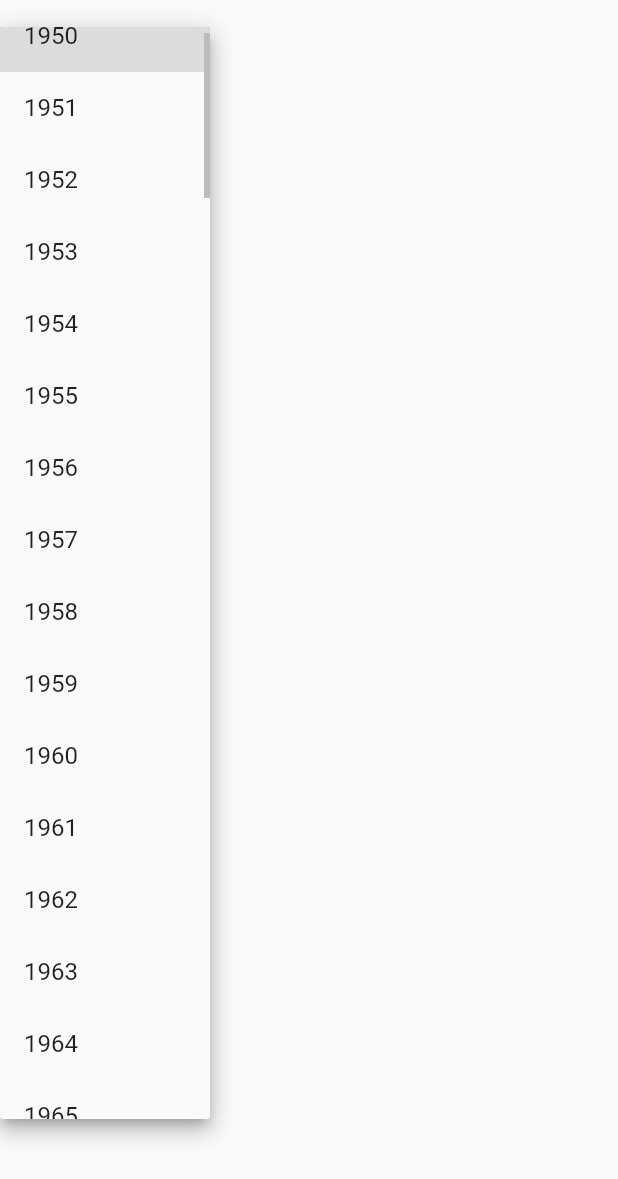
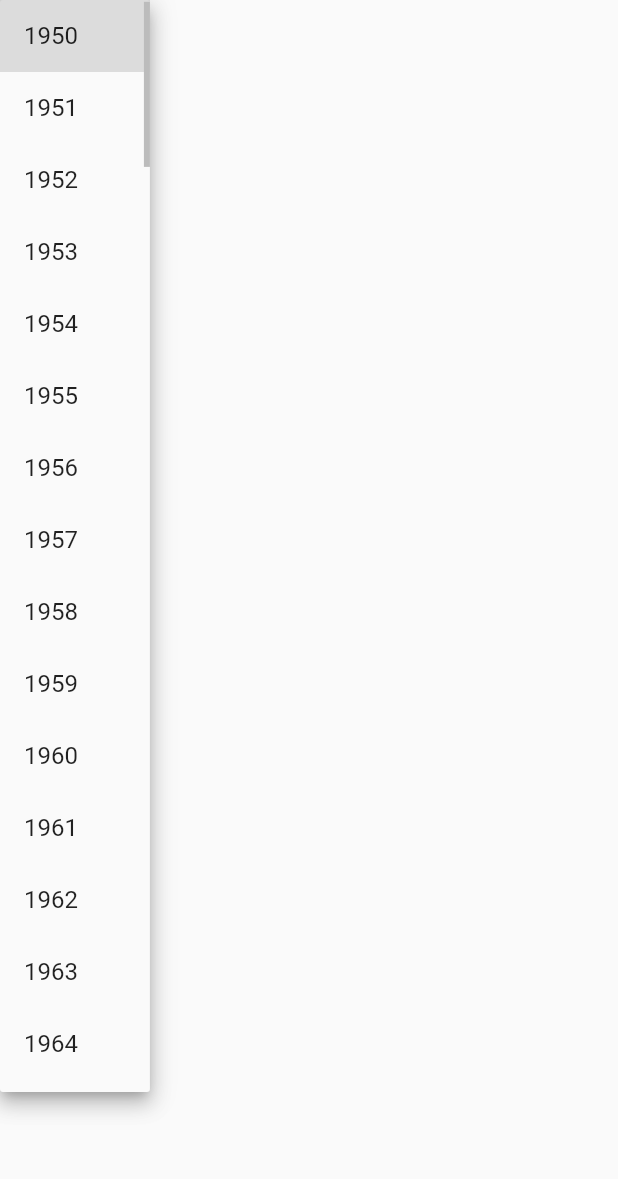
Before and after one commit to kritikarai1910/numero, a Flutter app: the GridButtons screen opened directly, after a tap on an icon or button, on a phone screen of 412 x 824 dp. Shown: the top 1179 px of the screen. Run offline on Flutter 3.47's test engine with Material 2 defaults, Android fonts, the phone set to English and light mode, and no system bars; our stand-ins replace datetime_picker_formfield; missing offline and left inert: dart:html.

Commit message:
Refactor year dropdown

```diff
--- a/lib/gird_buttons.dart
+++ b/lib/gird_buttons.dart
@@ -82,17 +82,15 @@ class _GridButtonState extends State<GridButtons> {
   Widget build(BuildContext context) {
     return Scaffold(
         body:
-            SizedBox(
-              width: 100,
-            height: 100,
+
             //child: _getYearDropdown()
-          child: DropdownButton(
+          DropdownButton(
                 value: _value,
                 items: getItems(),
                 onChanged: (int? value) {
                   setState(() {
                     _value = value!;
                   });
-                })));
+                }));
   }
 }
```
Also changed, not shown: lib/grid.dart (+25 -2 lines), lib/main.dart (+11 -3 lines).
